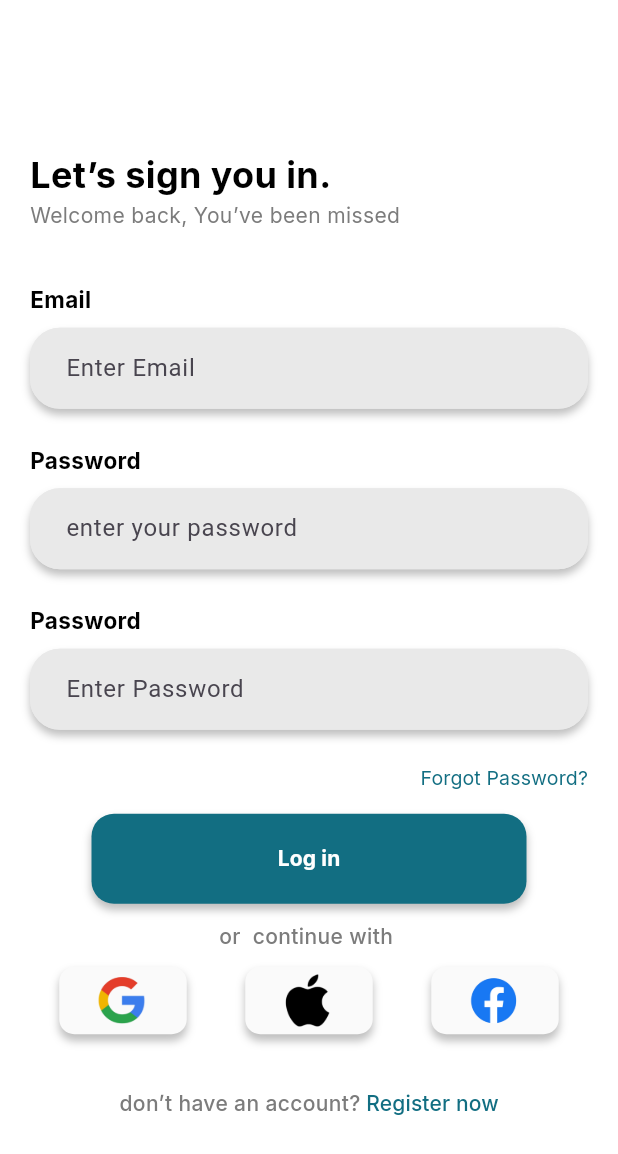
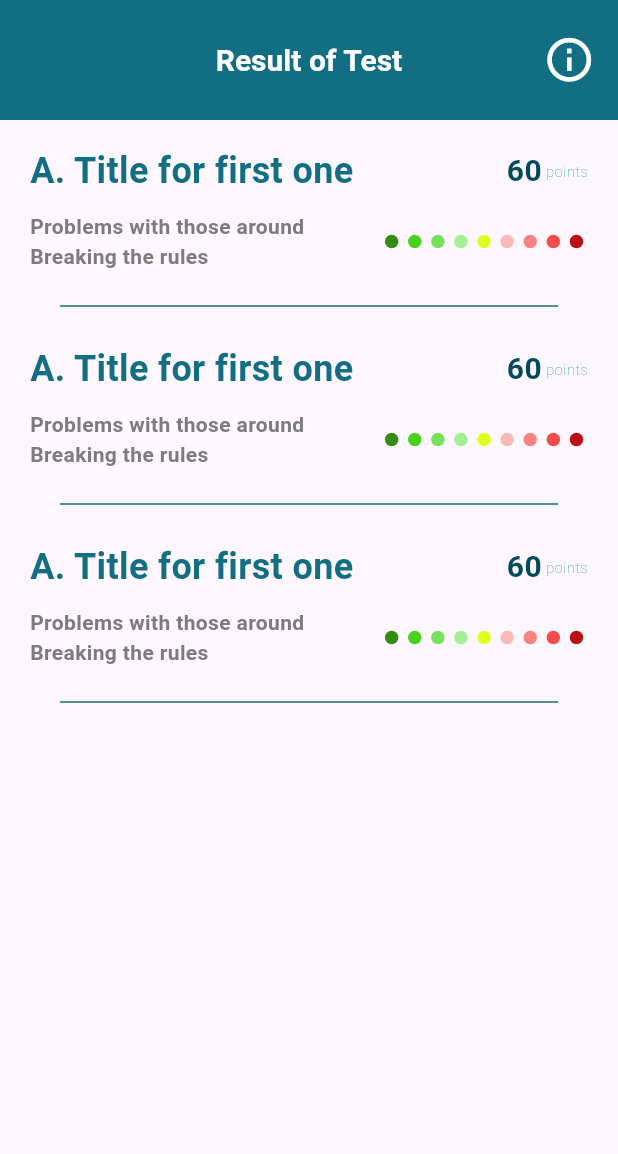
Before and after one commit to Al-Dos024/Neuro-Rush, a Flutter app: the screen it shows after launch, on a phone screen of 412 x 824 dp. Shown: the top 1154 px of the screen. Run offline on Flutter 3.47's test engine with Material 3 defaults, Android fonts, the light colour scheme and no system bars; our stand-ins replace firebase_core, font_awesome_flutter, google_fonts, smooth_page_indicator; accounts and stored records are empty; Roboto replaces fonts that are missing (Kodchasan).

Commit message:
add the result of test screen

```diff
--- a/lib/constants.dart
+++ b/lib/constants.dart
@@ -10,6 +10,7 @@ const Color kGraycolor_2 = Color(0xffE9E9E9);
 const Color kBluecolor_1 = Color(0xff126E82);
 const Color kBluecolor_2 = Color(0xff45ABB8);
 const Color kBluecolor_3 = Color(0xff325762);
+const Color kBluecolor_4 = Color(0xff004A5A);
 const Color kFemalecolor = Color(0xffF85B90);
 const Color kMalecolor = Color(0xff000BCC);
 const Color kKindtestcolor = Color(0xff5A4FCE);
@@ -19,8 +20,17 @@ const Color kQuizphase = Color(0xffD8E3E7);
 class CustomTextStyle {
   //name of font // size // color // font weight
 
+  static TextStyle kodch24BlB = GoogleFonts.kodchasan(
+      fontSize: 24, color: kBluecolor_1, fontWeight: FontWeight.bold);
+
   static TextStyle kodch20WM = GoogleFonts.kodchasan(
       fontSize: 20, color: Colors.white, fontWeight: FontWeight.w600);
+
+  static TextStyle kodch20BlM = GoogleFonts.kodchasan(
+      fontSize: 20, color: kBluecolor_4, fontWeight: FontWeight.w600);
+
+  static TextStyle kodch20WB = GoogleFonts.kodchasan(
+      fontSize: 20, color: Colors.white, fontWeight: FontWeight.bold);
 
   static TextStyle kodch18WB = GoogleFonts.kodchasan(
       fontSize: 18, color: Colors.white, fontWeight: FontWeight.bold);
@@ -43,9 +53,15 @@ class CustomTextStyle {
   static TextStyle kodch14WM = GoogleFonts.kodchasan(
       fontSize: 14, color: Colors.white, fontWeight: FontWeight.w600);
 
+  static TextStyle kodch14GM = GoogleFonts.kodchasan(
+      fontSize: 14, color: kGraycolor_1, fontWeight: FontWeight.w600);
+
   static TextStyle kodch12BlM = GoogleFonts.kodchasan(
       fontSize: 12, color: kBluecolor_1, fontWeight: FontWeight.bold);
 
   static TextStyle kodch12BM = GoogleFonts.kodchasan(
       fontSize: 12, color: Colors.black, fontWeight: FontWeight.w600);
+
+  static TextStyle kodch10Bll = GoogleFonts.kodchasan(
+      fontSize: 10, color: kBluecolor_2, fontWeight: FontWeight.w200);
 }
--- /dev/null
+++ b/lib/features/quiz for kid/presentation/screens/result.dart
@@ -0,0 +1,101 @@
+import 'package:adhd/constants.dart';
+import 'package:flutter/material.dart';
+import '../widgets/detail_row.dart';
+import '../widgets/diagnosis_rate.dart';
+
+class Result extends StatefulWidget {
+  const Result({super.key});
+
+  @override
+  State<Result> createState() => _ResultState();
+}
+
+class _ResultState extends State<Result> {
+  @override
+  Widget build(BuildContext context) {
+    return Scaffold(
+      appBar: AppBar(
+        backgroundColor: kBluecolor_1,
+        centerTitle: true,
+        toolbarHeight: 80,
+        title: Text(
+          "Result of Test",
+          style: CustomTextStyle.kodch20WB,
+        ),
+        actions: [
+          Padding(
+            padding: const EdgeInsets.only(right: 7.0),
+            child: IconButton(
+                onPressed: () {
+                  showDialog(
+                    context: context,
+                    builder: (BuildContext context) {
+                      return AlertDialog(
+                        shape: RoundedRectangleBorder(
+                          borderRadius: BorderRadius.circular(20),
+                        ),
+                        title: const Text(
+                          'more details',
+                          style: TextStyle(
+                            fontWeight: FontWeight.bold,
+                          ),
+                          textAlign: TextAlign.center,
+                        ),
+                        content: SingleChildScrollView(
+                          child: ListBody(
+                            children: <Widget>[
+                              detailRow(Colors.green[900]!,
+                                  'Very much below average'),
+                              detailRow(Colors.green[700]!,
+                                  'Significantly below average'),
+                              detailRow(Colors.green[500]!, 'Below average'),
+                              detailRow(
+                                  Colors.green[300]!, 'Slightly below average'),
+                              detailRow(Colors.yellow[300]!, 'Medium'),
+                              detailRow(
+                                  Colors.pink[100]!, 'Slightly above average'),
+                              detailRow(Colors.pink[300]!, 'Above average'),
+                              detailRow(Colors.red[400]!,
+                                  'Significantly above average'),
+                              detailRow(
+                                  Colors.red[800]!, 'Very much above average'),
+                            ],
+                          ),
+                        ),
+                        actions: [
+                          TextButton(
+                            onPressed: () {
+                              Navigator.of(context).pop();
+                            },
+                            child: const Text(
+                              'Ok',
+                              style: TextStyle(
+                                color: Colors.lightBlue,
+                                fontSize: 16,
+                                fontWeight: FontWeight.bold,
+                              ),
+                            ),
+                          ),
+                        ],
+                      );
+                    },
+                  );
+                },
+                icon: const Icon(
+                  Icons.info_outline,
+                  size: 35,
+                  color: Colors.white,
+                )),
+          ),
+        ],
+      ),
+      body: const Column(
+        children: [
+          DiagnosisRate(),
+          DiagnosisRate(),
+          DiagnosisRate(),
+        ],
+      ),
+    );
+  }
+}
--- /dev/null
+++ b/lib/features/quiz for kid/presentation/widgets/circle_row.dart
@@ -0,0 +1,42 @@
+import 'package:flutter/material.dart';
+
+class CircleRow extends StatelessWidget {
+  const CircleRow({super.key});
+
+  @override
+  Widget build(BuildContext context) {
+    return const Row(
+      mainAxisAlignment: MainAxisAlignment.center,
+      children: <Widget>[
+        Circle(color: Color(0xff328D12)),
+        Circle(color: Color(0xff48D21D)),
+        Circle(color: Color(0xff76E159)),
+        Circle(color: Color(0xffA4F095)),
+        Circle(color: Color(0xffDFFF1D)),
+        Circle(color: Color(0xffFBBAB7)),
+        Circle(color: Color(0xffF78381)),
+        Circle(color: Color(0xffF34C4B)),
+        Circle(color: Color(0xffBA0F13)),
+      ],
+    );
+  }
+}
+
+class Circle extends StatelessWidget {
+  final Color color;
+
+  const Circle({super.key, required this.color});
+
+  @override
+  Widget build(BuildContext context) {
+    return Container(
+      margin: const EdgeInsets.all(3.2),
+      width: 9.0,
+      height: 9.0,
+      decoration: BoxDecoration(
+        color: color,
+        shape: BoxShape.circle,
+      ),
+    );
+  }
+}
--- /dev/null
+++ b/lib/features/quiz for kid/presentation/widgets/diagnosis_rate.dart
@@ -0,0 +1,65 @@
+import 'package:adhd/constants.dart';
+import 'package:flutter/material.dart';
+
+import 'circle_row.dart';
+
+class DiagnosisRate extends StatelessWidget {
+  const DiagnosisRate({super.key});
+
+  @override
+  Widget build(BuildContext context) {
+    return Padding(
+      padding: const EdgeInsets.only(right: 20.0, left: 20, top: 17),
+      child: SizedBox(
+        width: double.infinity,
+        child: Column(
+          children: [
+            Row(
+              children: [
+                Text(
+                  "A. Title for first one",
+                  style: CustomTextStyle.kodch24BlB,
+                ),
+                const Spacer(),
+                Text(
+                  "60",
+                  style: CustomTextStyle.kodch20BlM,
+                ),
+                Text(
+                  " points",
+                  style: CustomTextStyle.kodch10Bll,
+                )
+              ],
+            ),
+            const SizedBox(
+              height: 10,
+            ),
+            Row(
+              children: [
+                SizedBox(
+                  width: 230,
+                  child: Text(
+                    "Problems with those around Breaking the rules",
+                    style: CustomTextStyle.kodch14GM,
+                  ),
+                ),
+                const Spacer(),
+                const CircleRow(),
+              ],
+            ),
+            const SizedBox(
+              height: 15,
+            ),
+            const Divider(
+              indent: 20,
+              endIndent: 20,
+              color: Color(
+                0xff126E82,
+              ),
+            )
+          ],
+        ),
+      ),
+    );
+  }
+}
--- a/lib/main.dart
+++ b/lib/main.dart
@@ -2,6 +2,7 @@ import 'package:adhd/features/authorization/presentation/sign_in/screens/sign_in
 import 'package:adhd/features/main/screens/main_view.dart';
 import 'package:flutter/material.dart';
 import 'features/quiz for kid/presentation/screens/def_the_kid.dart';
+import 'features/quiz for kid/presentation/screens/result.dart';
 
 void main() {
   runApp(const MyApp());
@@ -18,7 +19,7 @@ class MyApp extends StatelessWidget {
             appBarTheme: const AppBarTheme(
           color: Colors.amber,
         )),
-        home: SigninView()//DefineTheKid() // ,
+        home: const Result() //SigninView() ,
         );
   }
 }
```
Also changed, not shown: lib/features/quiz for kid/presentation/widgets/detail_row.dart (added, +27 -0 lines).
